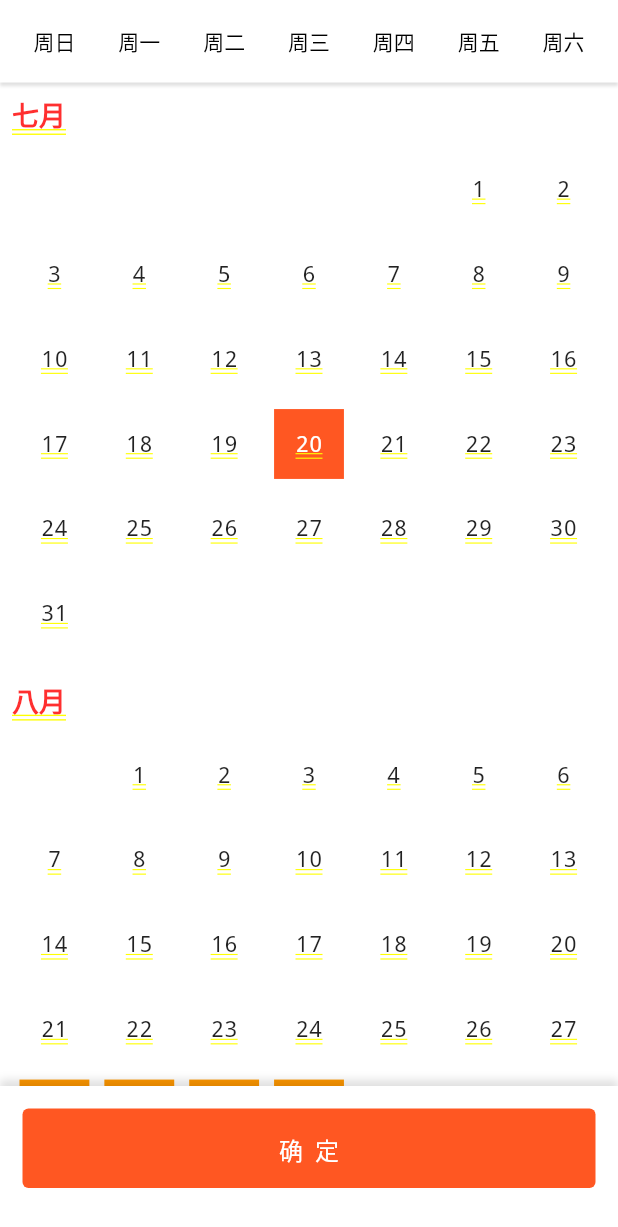
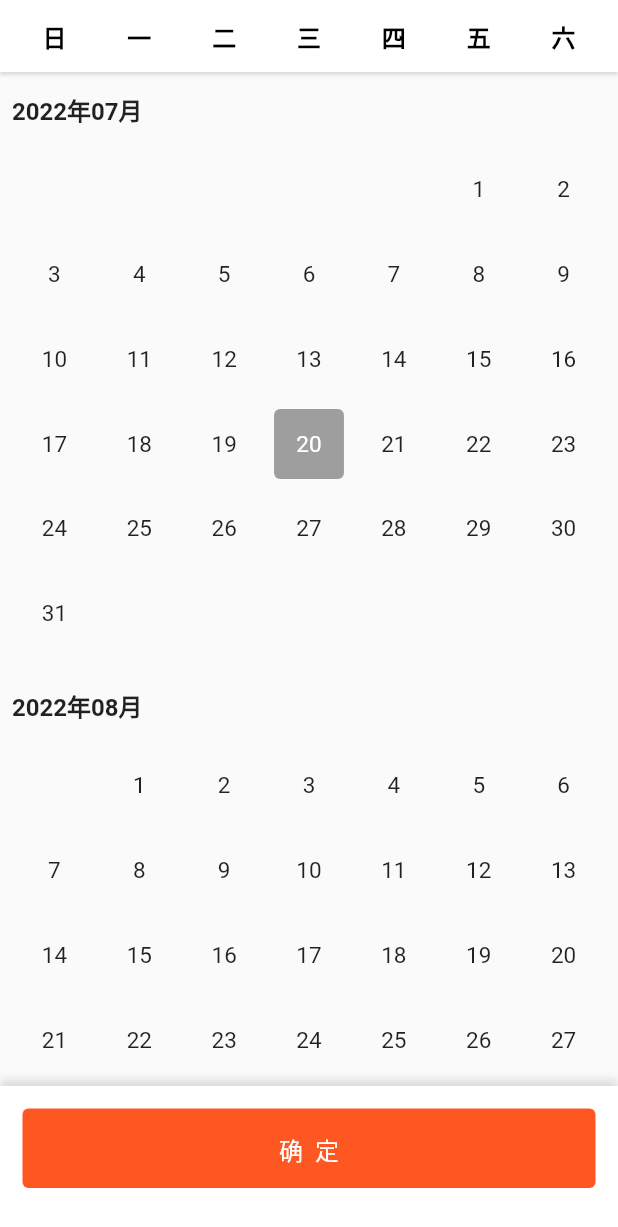
Before and after one commit to zeqinjie/flutter_demo, a Flutter app: the screen it shows after launch, after a tap on "全屏日历", on a phone screen of 412 x 824 dp. Shown: the top 1227 px of the screen. Run offline on Flutter 3.47's test engine with Material 2 defaults, Android fonts, the phone set to English and light mode, and no system bars; our stand-ins replace rive.

Commit message:
<update>: UI 细节修改

```diff
--- a/lib/calendar_demo/calendar/calendar_list.dart
+++ b/lib/calendar_demo/calendar/calendar_list.dart
@@ -1,3 +1,9 @@
+/*
+ * @Author: zhengzeqin
+ * @Date: 2022-07-20 22:10:08
+ * @LastEditTime: 2022-07-20 23:03:45
+ * @Description: your project
+ */
 library calendar_list;
 
 import 'package:flutter/material.dart';
@@ -26,6 +32,9 @@ class CalendarList extends StatefulWidget {
   /// 点击方法回调
   final Function? onSelectFinish;
 
+  /// 头部组件
+  final Widget? headerView;
+
   /// 展示模式
   final CalendarListShowMode showMode;
 
@@ -33,6 +42,7 @@ class CalendarList extends StatefulWidget {
     Key? key,
     required this.firstDate,
     required this.lastDate,
+    this.headerView,
     this.onSelectFinish,
     this.selectedStartDate,
     this.selectedEndDate,
@@ -71,6 +81,10 @@ class _CalendarListState extends State<CalendarList> {
 
   /// 间隔多少天
   late int count;
+
+  double weekDayHeight = 48;
+
+  double ensureViewHeight = 100;
 
   @override
   void initState() {
@@ -128,9 +142,6 @@ class _CalendarListState extends State<CalendarList> {
 
   @override
   Widget build(BuildContext context) {
-    if (widget.showMode == CalendarListShowMode.dailog) {
-      return _buildBody();
-    }
     return Scaffold(
       body: _buildBody(),
     );
@@ -144,10 +155,28 @@ class _CalendarListState extends State<CalendarList> {
             top: 0,
             left: 0,
             right: 0,
-            height: 55.0,
-            child: Container(
+            height: weekDayHeight,
+            child: _buildWeekdayView(),
+          ),
+          _buildMonthView(),
+          Positioned(
+            bottom: 0.0,
+            left: 0.0,
+            right: 0.0,
+            height: ensureViewHeight,
+            child: _buildEnsureView(),
+          )
+        ],
+      ),
+    );
+  }
+
+  Widget _buildWeekdayView() {
+    return Container(
       padding: EdgeInsets.only(
-                  left: HORIZONTAL_PADDING, right: HORIZONTAL_PADDING),
+        left: HORIZONTAL_PADDING,
+        right: HORIZONTAL_PADDING,
+      ),
       decoration: const BoxDecoration(
         // border: Border.all(width: 3, color: Color(0xffaaaaaa)),
         // 实现阴影效果
@@ -161,43 +190,25 @@ class _CalendarListState extends State<CalendarList> {
         ],
       ),
       child: const WeekdayRow(),
-            ),
-          ),
-          Container(
-            margin: const EdgeInsets.only(top: 55.0, bottom: 100.0),
-            child: CustomScrollView(
-              slivers: <Widget>[
-                SliverList(
-                  delegate: SliverChildBuilderDelegate(
-                    (BuildContext context, int index) {
-                      int month = index + monthStart;
-                      DateTime calendarDateTime = DateTime(yearStart, month);
-                      return _getMonthView(calendarDateTime);
-                    },
-                    childCount: count,
-                  ),
-                ),
-              ],
-            ),
-          ),
-          Positioned(
-            bottom: 0.0,
-            left: 0.0,
-            right: 0.0,
-            height: 100.0,
-            child: Container(
+    );
+  }
+
+  Widget _buildEnsureView() {
+    return Container(
       alignment: Alignment.center,
       padding: const EdgeInsets.only(
-                  left: 15.0, top: 15.0, bottom: 32.0, right: 15.0),
+        left: 15.0,
+        top: 15.0,
+        bottom: 32.0,
+        right: 15.0,
+      ),
       decoration: const BoxDecoration(
         // border: Border.all(width: 3, color: Color(0xffaaaaaa)),
         // 实现阴影效果
         color: Colors.white,
         boxShadow: [
           BoxShadow(
-                      color: Colors.black12,
-                      offset: Offset(0, -4.0),
-                      blurRadius: 4.0)
+              color: Colors.black12, offset: Offset(0, -4.0), blurRadius: 4.0)
         ],
       ),
       child: Flex(
@@ -221,8 +232,7 @@ class _CalendarListState extends State<CalendarList> {
                 ),
                 backgroundColor: MaterialStateProperty.all(
                     (selectStartTime != null ||
-                                    (selectStartTime != null &&
-                                        selectEndTime != null))
+                            (selectStartTime != null && selectEndTime != null))
                         ? Colors.deepOrange
                         : Colors.grey),
               ),
@@ -240,8 +250,27 @@ class _CalendarListState extends State<CalendarList> {
           ),
         ],
       ),
+    );
+  }
+
+  Widget _buildMonthView() {
+    return Container(
+      margin: EdgeInsets.only(
+        top: weekDayHeight,
+        bottom: ensureViewHeight,
       ),
-          )
+      child: CustomScrollView(
+        slivers: <Widget>[
+          SliverList(
+            delegate: SliverChildBuilderDelegate(
+              (BuildContext context, int index) {
+                int month = index + monthStart;
+                DateTime calendarDateTime = DateTime(yearStart, month);
+                return _getMonthView(calendarDateTime);
+              },
+              childCount: count,
+            ),
+          ),
         ],
       ),
     );
@@ -263,7 +292,7 @@ class _CalendarListState extends State<CalendarList> {
       padding: HORIZONTAL_PADDING,
       dateTimeStart: selectStartTime,
       dateTimeEnd: selectEndTime,
-      todayColor: Colors.deepOrange,
+      todayColor: Colors.grey,
       onSelectDayRang: (dateTime) => onSelectDayChanged(dateTime),
     );
   }
--- a/lib/calendar_demo/calendar/day_number.dart
+++ b/lib/calendar_demo/calendar/day_number.dart
@@ -1,8 +1,8 @@
 /*
  * @Author: zhengzeqin
  * @Date: 2022-07-20 14:41:08
- * @LastEditTime: 2022-07-20 17:56:25
- * @Description: your project
+ * @LastEditTime: 2022-07-20 23:13:26
+ * @Description: 天数
  */
 import 'package:flutter/material.dart';
 import 'calendar_notification.dart';
@@ -14,7 +14,7 @@ class DayNumber extends StatefulWidget {
     required this.day,
     required this.isDefaultSelected,
     this.isToday = false,
-    this.todayColor = Colors.grey,
+    this.todayColor,
   }) : super(key: key);
 
   final int day;
@@ -38,9 +38,15 @@ class _DayNumberState extends State<DayNumber> {
       margin: EdgeInsets.all(itemMargin),
       alignment: Alignment.center,
       decoration: (isSelected && widget.day > 0)
-          ? const BoxDecoration(color: Colors.orange)
+          ? BoxDecoration(
+              color: Colors.orange,
+              borderRadius: BorderRadius.circular(4),
+            )
           : widget.isToday
-              ? BoxDecoration(color: widget.todayColor)
+              ? BoxDecoration(
+                  color: widget.todayColor,
+                  borderRadius: BorderRadius.circular(4),
+                )
               : null,
       child: Text(
         widget.day < 1 ? '' : widget.day.toString(),
--- a/lib/calendar_demo/calendar/month_title.dart
+++ b/lib/calendar_demo/calendar/month_title.dart
@@ -1,7 +1,7 @@
 /*
  * @Author: zhengzeqin
  * @Date: 2022-07-20 14:41:08
- * @LastEditTime: 2022-07-20 16:42:07
+ * @LastEditTime: 2022-07-20 22:56:44
  * @Description: your project
  */
 import 'package:flutter/material.dart';
@@ -12,18 +12,23 @@ class MonthTitle extends StatelessWidget {
   const MonthTitle({
     Key? key,
     required this.month,
+    required this.year,
     this.monthNames,
   }) : super(key: key);
 
   final int month;
+  final int year;
   final List<String>? monthNames;
 
   @override
   Widget build(BuildContext context) {
+    final monthTitle = getMonthName(month, monthNames: monthNames);
+    final yearTitle = getYearName(year);
+    final title = yearTitle + monthTitle;
     return Text(
-      getMonthName(month, monthNames: monthNames),
+      title,
       style: const TextStyle(
-        fontSize: 18.0,
+        fontSize: 16.0,
         fontWeight: FontWeight.w600,
       ),
       maxLines: 1,
--- a/lib/calendar_demo/calendar/month_view.dart
+++ b/lib/calendar_demo/calendar/month_view.dart
@@ -116,10 +116,18 @@ class _MonthViewState extends State<MonthView> {
           margin: EdgeInsets.all(widget.padding),
           child: Column(
             crossAxisAlignment: CrossAxisAlignment.start,
+            mainAxisAlignment: MainAxisAlignment.start,
             children: <Widget>[
-              MonthTitle(
-                month: widget.month,
-                monthNames: widget.monthNames,
+              Container(
+                padding: const EdgeInsets.only(
+                  top: 5,
+                  bottom: 5,
+                ),
+                child: MonthTitle(
+                  year: widget.year,
+                  month: widget.month,
+                  monthNames: widget.monthNames,
+                ),
               ),
               Container(
                 margin: const EdgeInsets.only(top: 8.0),
--- a/lib/calendar_demo/calendar/utils/dates.dart
+++ b/lib/calendar_demo/calendar/utils/dates.dart
@@ -1,7 +1,7 @@
 /*
  * @Author: zhengzeqin
  * @Date: 2022-07-20 14:41:08
- * @LastEditTime: 2022-07-20 16:39:34
+ * @LastEditTime: 2022-07-20 22:42:11
  * @Description: your project
  */
 bool dateIsToday(DateTime date) {
@@ -21,18 +21,24 @@ String getMonthName(
 }) {
   final List<String> names = monthNames ??
       <String>[
-        '一月',
-        '二月',
-        '三月',
-        '四月',
-        '五月',
-        '六月',
-        '七月',
-        '八月',
-        '九月',
-        '十月',
-        '十一月',
-        '十二月',
+        '01月',
+        '02月',
+        '03月',
+        '04月',
+        '05月',
+        '06月',
+        '07月',
+        '08月',
+        '09月',
+        '10月',
+        '11月',
+        '12月',
       ];
   return names[month - 1];
 }
+
+String getYearName(
+  int year,
+) {
+  return '$year年';
+}
--- a/lib/calendar_demo/calendar/weekday_row.dart
+++ b/lib/calendar_demo/calendar/weekday_row.dart
@@ -1,8 +1,8 @@
 /*
  * @Author: zhengzeqin
  * @Date: 2022-07-20 14:41:08
- * @LastEditTime: 2022-07-20 16:42:41
- * @Description: your project
+ * @LastEditTime: 2022-07-20 23:00:48
+ * @Description: 日期视图
  */
 import 'package:flutter/material.dart';
 
@@ -14,7 +14,8 @@ class WeekdayRow extends StatelessWidget {
           child: DefaultTextStyle(
             style: const TextStyle(
               color: Colors.black,
-              fontSize: 14.0,
+              fontSize: 16.0,
+              fontWeight: FontWeight.bold,
             ),
             child: Text(
               weekDay,
@@ -25,13 +26,13 @@ class WeekdayRow extends StatelessWidget {
 
   List<Widget> _renderWeekDays() {
     List<Widget> list = [];
-    list.add(_weekdayContainer("周日"));
-    list.add(_weekdayContainer("周一"));
-    list.add(_weekdayContainer("周二"));
-    list.add(_weekdayContainer("周三"));
-    list.add(_weekdayContainer("周四"));
-    list.add(_weekdayContainer("周五"));
-    list.add(_weekdayContainer("周六"));
+    list.add(_weekdayContainer("日"));
+    list.add(_weekdayContainer("一"));
+    list.add(_weekdayContainer("二"));
+    list.add(_weekdayContainer("三"));
+    list.add(_weekdayContainer("四"));
+    list.add(_weekdayContainer("五"));
+    list.add(_weekdayContainer("六"));
     return list;
   }
 
--- a/lib/calendar_demo/fullscreen_demo.dart
+++ b/lib/calendar_demo/fullscreen_demo.dart
@@ -1,22 +1,22 @@
 /*
  * @Author: zhengzeqin
  * @Date: 2022-07-20 14:41:08
- * @LastEditTime: 2022-07-20 17:55:40
+ * @LastEditTime: 2022-07-20 22:19:33
  * @Description: your project
  */
 import 'package:flutter/material.dart';
 import 'calendar/calendar_list.dart';
 
-class TWCalendarFullScreen extends StatefulWidget {
-  const TWCalendarFullScreen({
+class TWCalendarView extends StatefulWidget {
+  const TWCalendarView({
     Key? key,
   }) : super(key: key);
 
   @override
-  _TWCalendarFullScreenState createState() => _TWCalendarFullScreenState();
+  _TWCalendarViewState createState() => _TWCalendarViewState();
 }
 
-class _TWCalendarFullScreenState extends State<TWCalendarFullScreen> {
+class _TWCalendarViewState extends State<TWCalendarView> {
   @override
   Widget build(BuildContext context) {
     return CalendarList(
--- a/lib/calendar_demo/tw_calendar_app.dart
+++ b/lib/calendar_demo/tw_calendar_app.dart
@@ -45,7 +45,7 @@ class _HomePageState extends State<_HomePage> {
   _showNavigateFullScreen(BuildContext context) async {
     selectResult1 = await Navigator.push(
       context,
-      MaterialPageRoute(builder: (context) => const TWCalendarFullScreen()),
+      MaterialPageRoute(builder: (context) => const TWCalendarView()),
     );
   }
 
@@ -62,7 +62,7 @@ class _HomePageState extends State<_HomePage> {
       builder: (BuildContext context) {
         return const SizedBox(
           height: 600.0,
-          child: TWCalendarFullScreen(),
+          child: TWCalendarView(),
         );
       },
     ).then((result) {
```
Also changed, not shown: pubspec.lock. Lines whose indentation alone changed are shown as unchanged.
